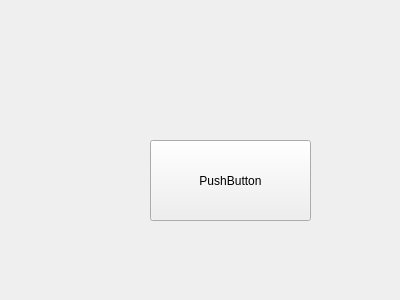
First picture: the form in Sources/CourseUnitViewer/courseunitviewer.ui, repository timattt/Cognitia-II, before the edit.
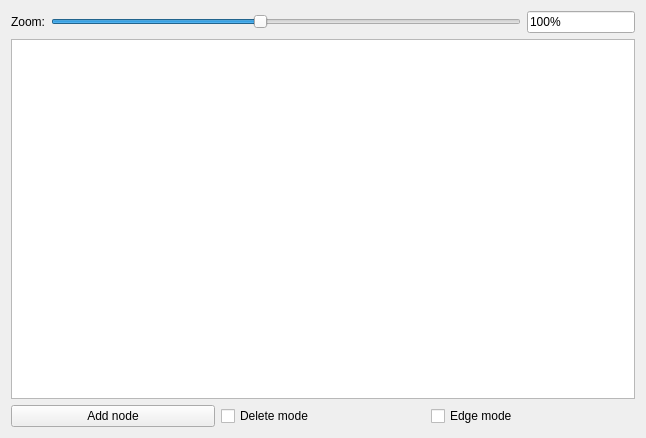
Second picture: the form after the edit.

Patch:
```diff
--- a/Sources/CourseUnitViewer/courseunitviewer.ui
+++ b/Sources/CourseUnitViewer/courseunitviewer.ui
@@ -6,26 +6,84 @@
    <rect>
     <x>0</x>
     <y>0</y>
-    <width>400</width>
-    <height>300</height>
+    <width>646</width>
+    <height>438</height>
    </rect>
   </property>
   <property name="windowTitle">
    <string>Form</string>
   </property>
-  <widget class="QPushButton" name="pushButton">
-   <property name="geometry">
-    <rect>
-     <x>150</x>
-     <y>140</y>
-     <width>161</width>
-     <height>81</height>
-    </rect>
-   </property>
-   <property name="text">
-    <string>PushButton</string>
-   </property>
-  </widget>
+  <layout class="QVBoxLayout" name="verticalLayout_2">
+   <item>
+    <layout class="QVBoxLayout" name="verticalLayout">
+     <item>
+      <layout class="QHBoxLayout" name="horizontalLayout">
+       <item>
+        <widget class="QLabel" name="zoomLabel">
+         <property name="text">
+          <string>Zoom:</string>
+         </property>
+        </widget>
+       </item>
+       <item>
+        <widget class="QSlider" name="scaleScroll">
+         <property name="minimum">
+          <number>1</number>
+         </property>
+         <property name="maximum">
+          <number>10</number>
+         </property>
+         <property name="value">
+          <number>5</number>
+         </property>
+         <property name="orientation">
+          <enum>Qt::Horizontal</enum>
+         </property>
+        </widget>
+       </item>
+       <item alignment="Qt::AlignRight">
+        <widget class="QLineEdit" name="zoomPercentage">
+         <property name="text">
+          <string>100%</string>
+         </property>
+         <property name="readOnly">
+          <bool>true</bool>
+         </property>
+        </widget>
+       </item>
+      </layout>
+     </item>
+     <item>
+      <widget class="QGraphicsView" name="graphicsView"/>
+     </item>
+    </layout>
+   </item>
+   <item>
+    <layout class="QHBoxLayout" name="horizontalLayout_2">
+     <item>
+      <widget class="QPushButton" name="pushButton_2">
+       <property name="text">
+        <string>Add node</string>
+       </property>
+      </widget>
+     </item>
+     <item>
+      <widget class="QCheckBox" name="checkBox">
+       <property name="text">
+        <string>Delete mode</string>
+       </property>
+      </widget>
+     </item>
+     <item>
+      <widget class="QCheckBox" name="checkBox_2">
+       <property name="text">
+        <string>Edge mode</string>
+       </property>
+      </widget>
+     </item>
+    </layout>
+   </item>
+  </layout>
  </widget>
  <resources/>
  <connections/>
```
